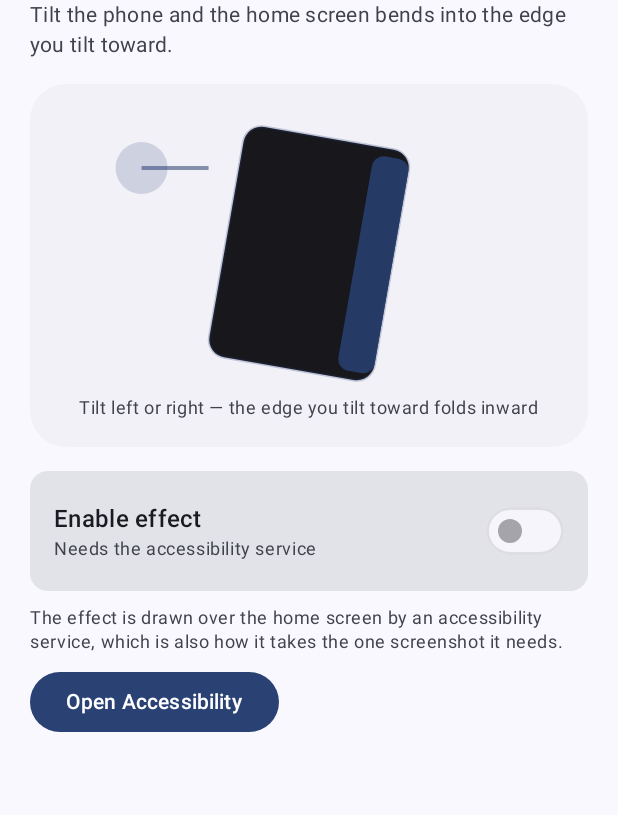
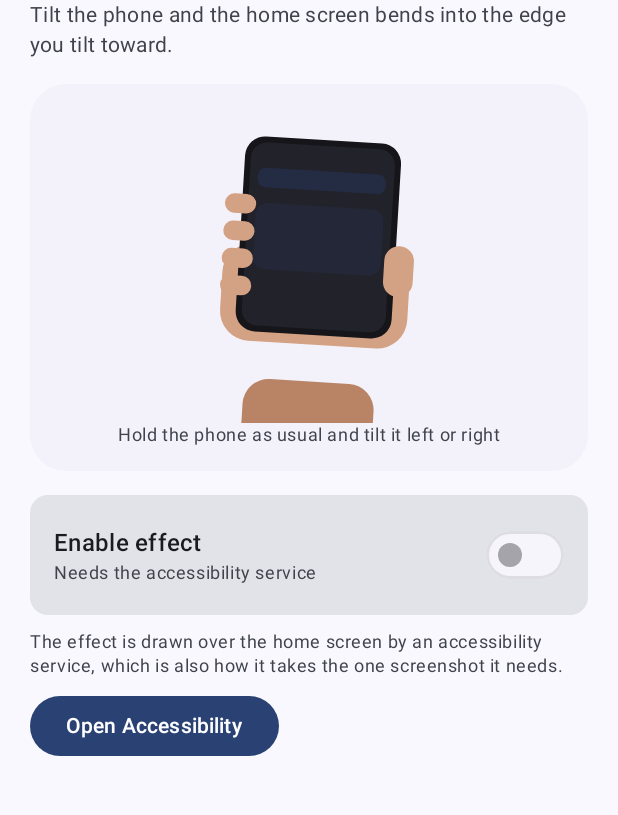
Before and after one commit to StarkDroid/LauncherDuo, an Android app built with Jetpack Compose: the screen it shows after launch (MainActivity), on a phone screen of 412 x 824 dp, the part 84-899 px from its top. Run offline under Robolectric (Android 15) with nearby library versions, the phone set to English and light mode, and no system bars.

Commit message:
feat(ui): illustrate the gesture with a hand holding the device

```diff
--- a/app/src/main/java/dev/trishi/launchertuner/ui/Screen.kt
+++ b/app/src/main/java/dev/trishi/launchertuner/ui/Screen.kt
@@ -38,6 +38,7 @@ import androidx.compose.runtime.getValue
 import androidx.compose.ui.Alignment
 import androidx.compose.ui.Modifier
 import androidx.compose.ui.draw.clip
+import androidx.compose.ui.draw.clipToBounds
 import androidx.compose.ui.geometry.Offset
 import androidx.compose.ui.geometry.Size
 import androidx.compose.ui.graphics.Brush
@@ -175,7 +176,7 @@ fun DuoScreen(vm: DuoViewModel = viewModel()) {
     }
 }
 
-/** Looping illustration of the gesture: the card leans and its far edge bends. */
+/** The gesture, illustrated: a hand holding the phone and rocking it sideways. */
 @Composable
 private fun TiltPreview() {
     val transition = rememberInfiniteTransition(label = "tilt")
@@ -183,65 +184,99 @@ private fun TiltPreview() {
         initialValue = 0f,
         targetValue = 1f,
         animationSpec = infiniteRepeatable(
-            animation = tween(2600, easing = LinearEasing),
+            animation = tween(2800, easing = LinearEasing),
             repeatMode = RepeatMode.Reverse,
         ),
         label = "phase",
     )
 
+    val skin = Color(0xFFD3A183)
+    val skinShade = Color(0xFFB98466)
+    val body = Color(0xFF15151A)
+    val glass = Color(0xFF22222B)
     val accent = MaterialTheme.colorScheme.primary
-    val surface = MaterialTheme.colorScheme.surfaceVariant
 
     Column(
         Modifier
             .fillMaxWidth()
             .clip(RoundedCornerShape(24.dp))
-            .background(surface.copy(alpha = 0.35f))
-            .padding(vertical = 18.dp),
+            .background(MaterialTheme.colorScheme.surfaceVariant.copy(alpha = 0.30f))
+            .padding(vertical = 16.dp),
         horizontalAlignment = Alignment.CenterHorizontally,
     ) {
-        Canvas(Modifier.fillMaxWidth().height(190.dp)) {
-            val centre = Offset(size.width / 2f, size.height / 2f)
-            val tilt = sin(phase * Math.PI.toFloat()) * 10f
-            val phoneW = size.width * 0.30f
-            val phoneH = size.height * 0.82f
+        Canvas(Modifier.fillMaxWidth().height(210.dp).clipToBounds()) {
+            val pivot = Offset(size.width / 2f, size.height * 0.90f)
+            val angle = sin(phase * Math.PI.toFloat()) * 8f
 
-            rotate(tilt, pivot = centre) {
+            rotate(angle, pivot = pivot) {
+                val phoneW = size.width * 0.28f
+                val phoneH = size.height * 0.62f
+                val cx = size.width / 2f
+                val top = size.height * 0.10f
+
+                // Forearm and palm sit behind the device.
                 drawRoundRect(
-                    color = Color(0xFF17171C),
-                    topLeft = Offset(centre.x - phoneW / 2, centre.y - phoneH / 2),
-                    size = Size(phoneW, phoneH),
-                    cornerRadius = androidx.compose.ui.geometry.CornerRadius(18f, 18f),
+                    color = skinShade,
+                    topLeft = Offset(cx - phoneW * 0.42f, pivot.y - 10f),
+                    size = Size(phoneW * 0.84f, size.height * 0.35f),
+                    cornerRadius = androidx.compose.ui.geometry.CornerRadius(26f, 26f),
                 )
                 drawRoundRect(
-                    color = accent.copy(alpha = 0.85f),
-                    topLeft = Offset(centre.x + phoneW * 0.28f, centre.y - phoneH / 2 + 8f),
-                    size = Size(phoneW * 0.22f, phoneH - 16f),
+                    color = skin,
+                    topLeft = Offset(cx - phoneW * 0.60f, top + phoneH * 0.55f),
+                    size = Size(phoneW * 1.20f, phoneH * 0.50f),
+                    cornerRadius = androidx.compose.ui.geometry.CornerRadius(30f, 30f),
+                )
+
+                // Device.
+                drawRoundRect(
+                    color = body,
+                    topLeft = Offset(cx - phoneW / 2f, top),
+                    size = Size(phoneW, phoneH),
+                    cornerRadius = androidx.compose.ui.geometry.CornerRadius(20f, 20f),
+                )
+                drawRoundRect(
+                    color = glass,
+                    topLeft = Offset(cx - phoneW / 2f + 6f, top + 6f),
+                    size = Size(phoneW - 12f, phoneH - 12f),
+                    cornerRadius = androidx.compose.ui.geometry.CornerRadius(16f, 16f),
+                )
+                // Screen content hint.
+                drawRoundRect(
+                    color = accent.copy(alpha = 0.35f),
+                    topLeft = Offset(cx - phoneW / 2f + 14f, top + phoneH * 0.16f),
+                    size = Size(phoneW - 28f, phoneH * 0.10f),
+                    cornerRadius = androidx.compose.ui.geometry.CornerRadius(8f, 8f),
+                )
+                drawRoundRect(
+                    color = accent.copy(alpha = 0.18f),
+                    topLeft = Offset(cx - phoneW / 2f + 14f, top + phoneH * 0.34f),
+                    size = Size(phoneW - 28f, phoneH * 0.34f),
                     cornerRadius = androidx.compose.ui.geometry.CornerRadius(12f, 12f),
                 )
+
+                // Fingers wrapping the near edge.
+                val fingerW = phoneW * 0.20f
+                for (i in 0 until 4) {
+                    val y = top + phoneH * (0.30f + i * 0.14f)
+                    drawRoundRect(
+                        color = skin,
+                        topLeft = Offset(cx - phoneW / 2f - fingerW * 0.55f, y),
+                        size = Size(fingerW, phoneH * 0.10f),
+                        cornerRadius = androidx.compose.ui.geometry.CornerRadius(14f, 14f),
+                    )
+                }
+                // Thumb on the far edge.
                 drawRoundRect(
-                    color = accent.copy(alpha = 0.25f),
-                    topLeft = Offset(centre.x - phoneW / 2, centre.y - phoneH / 2),
-                    size = Size(phoneW, phoneH),
-                    cornerRadius = androidx.compose.ui.geometry.CornerRadius(18f, 18f),
-                    style = Stroke(width = 3f),
+                    color = skin,
+                    topLeft = Offset(cx + phoneW / 2f - fingerW * 0.35f, top + phoneH * 0.52f),
+                    size = Size(fingerW * 0.95f, phoneH * 0.26f),
+                    cornerRadius = androidx.compose.ui.geometry.CornerRadius(16f, 16f),
                 )
             }
-
-            drawCircle(
-                color = accent.copy(alpha = 0.18f),
-                radius = 26f,
-                center = Offset(centre.x - size.width * 0.30f, centre.y - size.height * 0.30f),
-            )
-            drawLine(
-                color = accent.copy(alpha = 0.55f),
-                start = Offset(centre.x - size.width * 0.30f, centre.y - size.height * 0.30f),
-                end = Offset(centre.x - size.width * 0.18f, centre.y - size.height * 0.30f),
-                strokeWidth = 4f,
-            )
         }
         Text(
-            "Tilt left or right — the edge you tilt toward folds inward",
+            "Hold the phone as usual and tilt it left or right",
             style = MaterialTheme.typography.bodySmall,
             color = MaterialTheme.colorScheme.onSurfaceVariant,
             modifier = Modifier.padding(horizontal = 24.dp),
```
Also changed, not shown: 1 other file.
